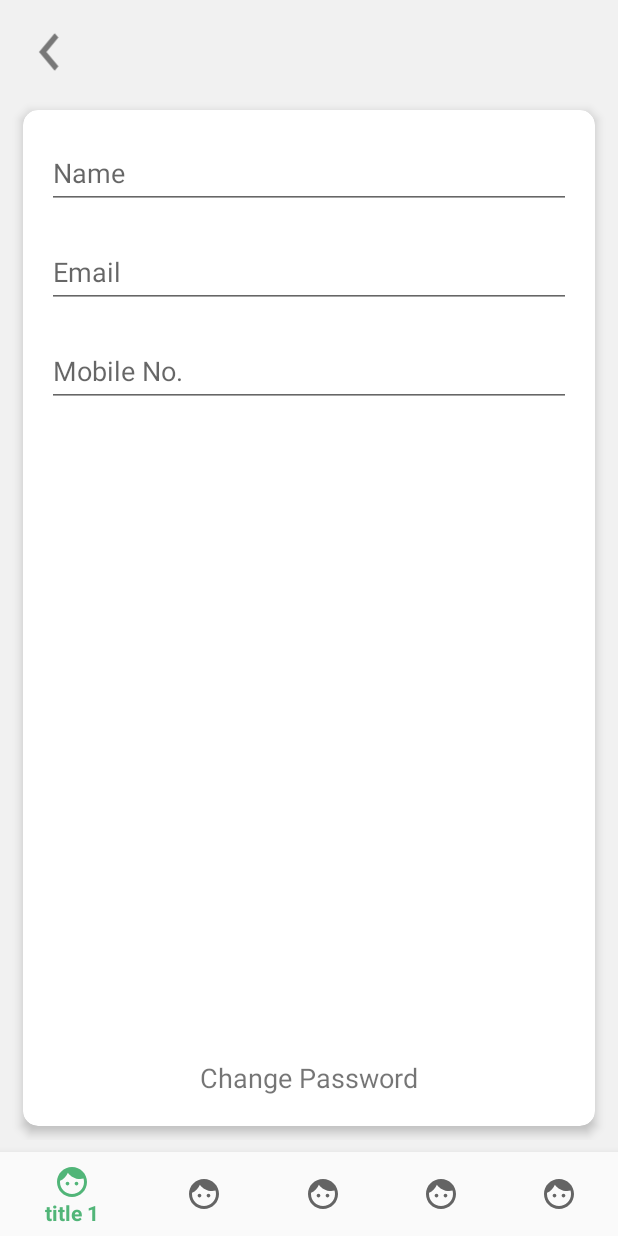
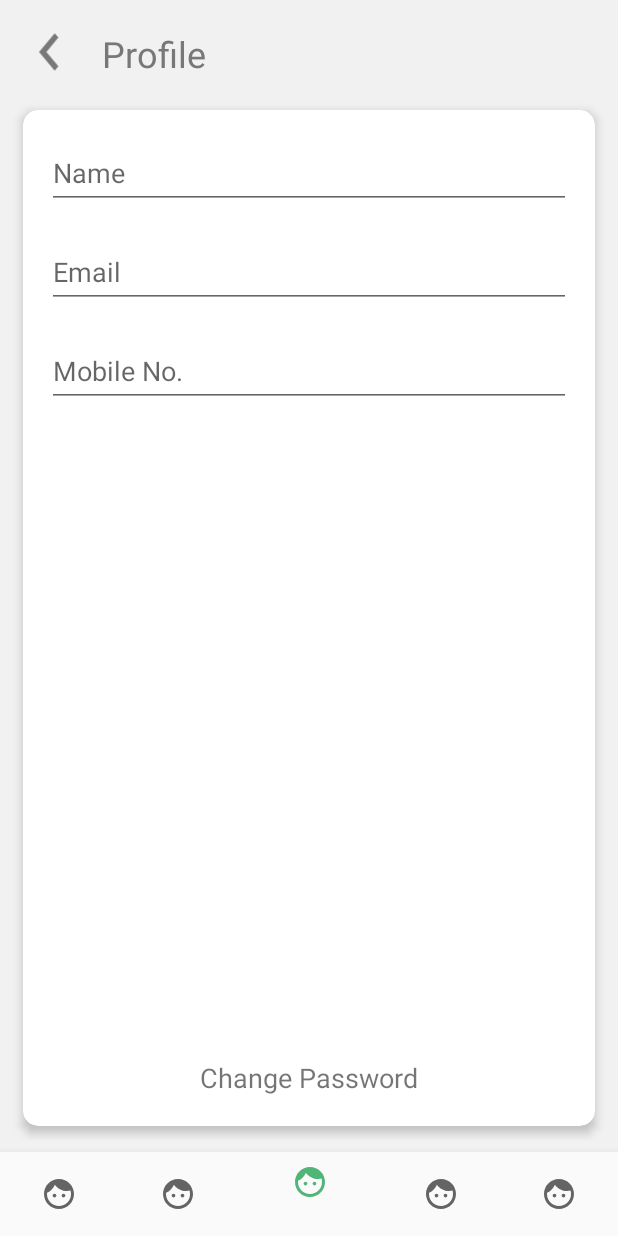
Before and after one commit to Deadshot619/MPCB, an Android app: the fragment ProfileFragment placed in its activity, on a phone screen of 412 x 824 dp. Run offline under Robolectric (Android 15) with nearby library versions, the phone set to English and light mode, and no system bars; our stand-ins replace RxJava, data binding.

Commit message:
app flow integration

```diff
--- a/app/src/main/java/com/example/mpcb/base/BaseActivity.kt
+++ b/app/src/main/java/com/example/mpcb/base/BaseActivity.kt
@@ -60,7 +60,7 @@ abstract class BaseActivity<T : ViewDataBinding, V : BaseViewModel<*>> : AppComp
             fragment.arguments = bundle
         }
         fragmentManager.beginTransaction().apply {
-            replace(R.id.container, fragment)
+            add(R.id.container, fragment)
             if (addToBackstack) {
                 addToBackStack(fragment::class.java.simpleName)
             }
--- a/app/src/main/java/com/example/mpcb/base/IntentNavigator.kt
+++ b/app/src/main/java/com/example/mpcb/base/IntentNavigator.kt
@@ -1,6 +1,7 @@
 package com.example.mpcb.base
 
 import android.content.Context
+import com.example.mpcb.home.HomeActivity
 import com.example.mpcb.login.LoginActivity
 
 
@@ -10,5 +11,9 @@ object IntentNavigator {
         context.startActivity(intent)
     }
 
+    fun navigateToHomeActivity(context: Context) {
+        val intent = HomeActivity.getCallingIntent(context)
+        context.startActivity(intent)
+    }
 
 }
--- a/app/src/main/java/com/example/mpcb/login/LoginActivity.kt
+++ b/app/src/main/java/com/example/mpcb/login/LoginActivity.kt
@@ -5,6 +5,7 @@ import android.content.Intent
 import com.example.mpcb.R
 import com.example.mpcb.base.BaseActivity
 import com.example.mpcb.databinding.ActivityLoginBinding
+import com.example.mpcb.home.HomeActivity
 import com.example.mpcb.network.request.LoginRequest
 import com.example.mpcb.utils.showMessage
 import com.example.mpcb.reports.ReportsPageActivity
@@ -25,7 +26,7 @@ class LoginActivity : BaseActivity<ActivityLoginBinding, LoginViewModel>(), Logi
     override fun onPasswordError() = showMessage("Enter Password")
 
     override fun onloginSuccess() {
-        startActivity(Intent(this@LoginActivity, ReportsPageActivity::class.java))
+        startActivity(Intent(this@LoginActivity, HomeActivity::class.java))
         finish()
     }
 
--- a/app/src/main/java/com/example/mpcb/login/LoginViewModel.kt
+++ b/app/src/main/java/com/example/mpcb/login/LoginViewModel.kt
@@ -5,6 +5,7 @@ import com.example.mpcb.base.BaseViewModel
 import com.example.mpcb.network.DataProvider
 import com.example.mpcb.network.request.LoginRequest
 import com.example.mpcb.utils.md5
+import com.example.mpcb.utils.shared_prefrence.PreferencesHelper
 import io.reactivex.functions.Consumer
 
 
@@ -30,6 +31,7 @@ class LoginViewModel : BaseViewModel<LoginNavigator>() {
         dialogVisibility.value = true
         mDisposable.add(DataProvider.login(reqModel, Consumer {
             dialogVisibility.value = false
+            PreferencesHelper.setLogin(true)
             mNavigator!!.onloginSuccess()
         }, Consumer { checkError(it) }))
     }
--- a/app/src/main/java/com/example/mpcb/profile/ProfileFragment.kt
+++ b/app/src/main/java/com/example/mpcb/profile/ProfileFragment.kt
@@ -15,6 +15,7 @@ class ProfileFragment : BaseFragment<FragmentProfileBinding, ProfileViewModel>()
     override fun onInternetError() {}
 
     override fun onBinding() {
+        setToolbar(mBinding.toolbarLayout, getString(R.string.profile_title))
     }
 
 
--- a/app/src/main/res/menu/menu_bottom.xml
+++ b/app/src/main/res/menu/menu_bottom.xml
@@ -2,27 +2,31 @@
 <menu xmlns:android="http://schemas.android.com/apk/res/android">
 
     <item
-            android:id="@+id/fragmentOne"
+            android:id="@+id/task_mngmt"
             android:icon="@drawable/ic_face"
-            android:title="title 1"/>
+            android:title=""
+            android:enabled="true"/>
 
     <item
-            android:id="@+id/fragmentTwo"
+            android:id="@+id/my_visits"
             android:icon="@drawable/ic_face"
-            android:title="title 2"/>
+            android:title=""
+            android:enabled="true"/>
 
     <item
-            android:id="@+id/fragmentThree"
+            android:id="@+id/dashboard"
             android:icon="@drawable/ic_face"
-            android:title="title 3"/>
+            android:title=""
+            android:enabled="true"/>
 
     <item
-            android:id="@+id/fragmentFour"
+            android:id="@+id/attendance"
             android:icon="@drawable/ic_face"
-            android:title="title 4"/>
+            android:title=""
+            android:enabled="true"/>
 
     <item
-            android:id="@+id/fragmentFive"
+            android:id="@+id/my_profile"
             android:icon="@drawable/ic_face"
-            android:title="title 5"/>
+            android:title=""/>
 </menu>
--- a/app/src/main/res/values/strings.xml
+++ b/app/src/main/res/values/strings.xml
@@ -21,6 +21,7 @@
     <string name="report_17">Bank Guarantee Details</string>
     <string name="add_info">Additional\nInformation</string>
 
-    <!-- TODO: Remove or change this placeholder text -->
-    <string name="hello_blank_fragment">Hello blank fragment</string>
+
+    <string name="profile_title">Profile</string>
+
 </resources>
```
Also changed, not shown: app/src/main/java/com/example/mpcb/home/HomeActivity.kt (+17 -15 lines), app/src/main/java/com/example/mpcb/reports/last_jvs_details/LastJVSFragment.kt (+13 -12 lines), app/src/main/java/com/example/mpcb/splash/SplashActivity.kt (+6 -1 lines), app/src/main/java/com/example/mpcb/utils/shared_prefrence/PreferencesHelper.kt (+32 -36 lines).
